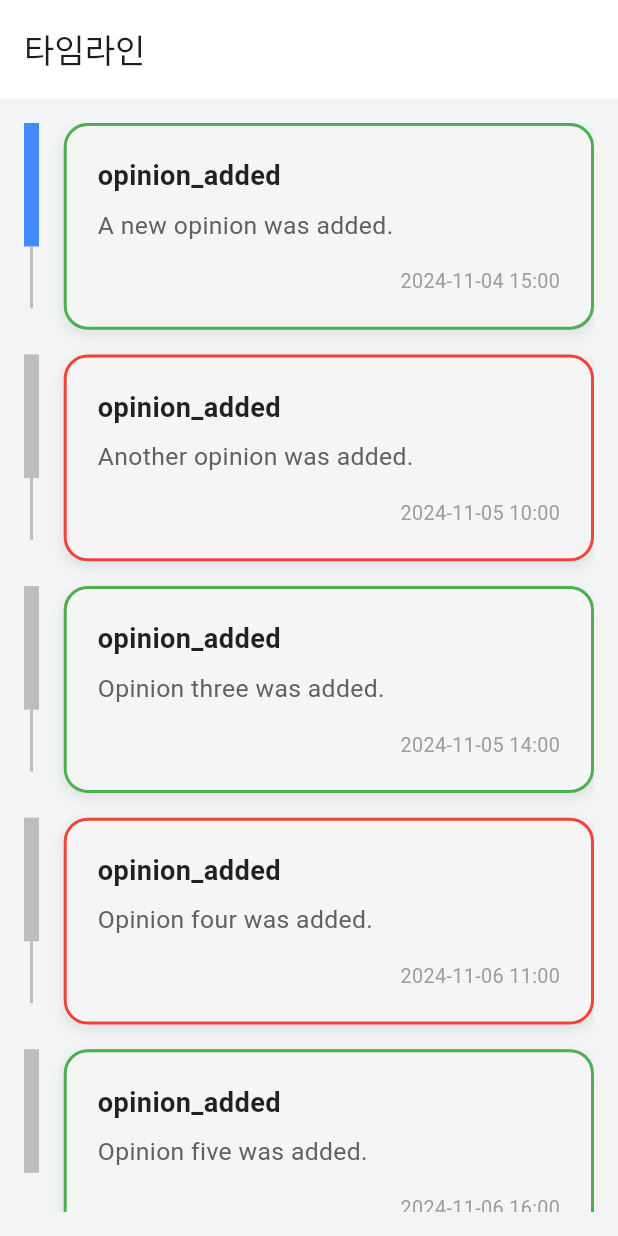
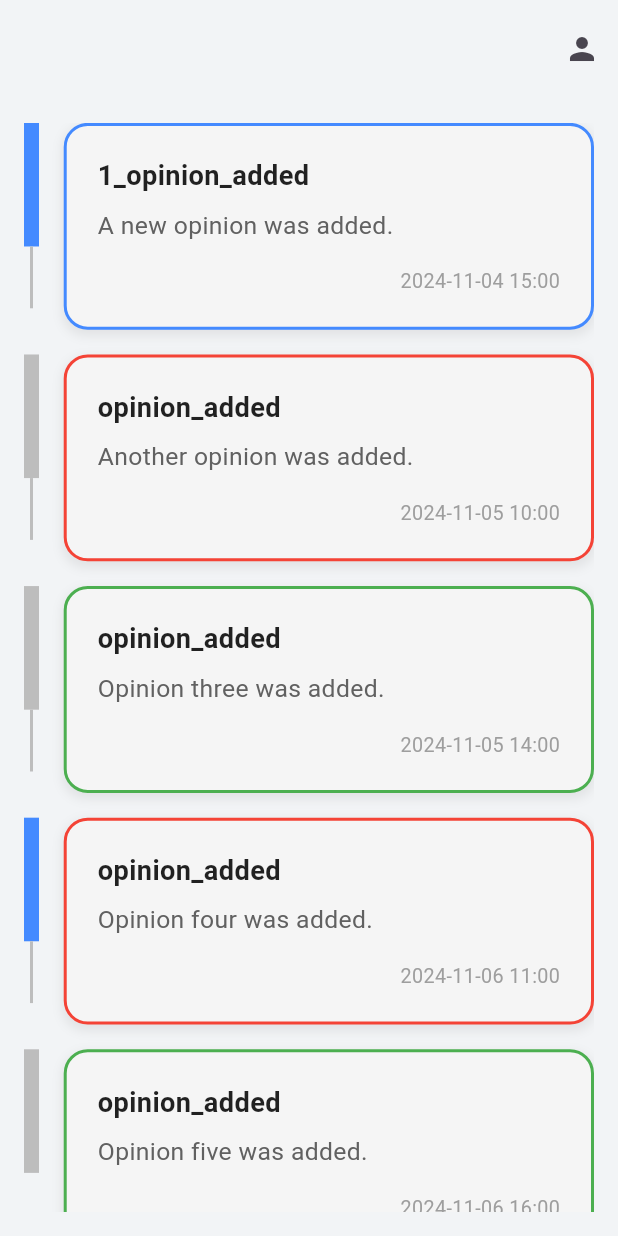
Before and after one commit to ParkJu-hong/discussion_app, a Flutter app: the screen it shows after launch, on a phone screen of 412 x 824 dp. Run offline on Flutter 3.47's test engine with Material 3 defaults, Android fonts, the phone set to English and light mode, and no system bars.

Commit message:
typeError discussion_timeline

```diff
--- a/lib/main.dart
+++ b/lib/main.dart
@@ -11,7 +11,7 @@
 List<Map<String, dynamic>> timelineEvents = [
   {
     'id': 'event1',
-    'event_type': 'opinion_added',
+    'event_type': '1_opinion_added',
     'description': 'A new opinion was added.',
     'created_at': '2024-11-04 15:00',
     'user_id': 'user1',
@@ -23,7 +23,7 @@
     'sub_opinions': [
       {
         'id': 'sub1',
-        'event_type': 'opinion_added',
+        'event_type': 'sub1_opinion_added',
         'description': 'A new sub opinion was added.',
         'created_at': '2024-11-04 15:10',
         'user_id': 'user2',
@@ -91,7 +91,7 @@
     'event_type': 'opinion_added',
     'description': 'Opinion four was added.',
     'created_at': '2024-11-06 11:00',
-    'user_id': 'user4',
+    'user_id': 'user1',
     'is_agree': false,
     'comments': [
       {'content': 'Comment on event4.'},
@@ -121,7 +121,44 @@
     'comments': [
       {'content': 'Comment on event5.'},
     ],
-    'sub_opinions': [],
+    'sub_opinions': [
+      {
+        'id': 'event5_1',
+        'event_type': '5_1_opinion_added',
+        'description': 'Opinion five was added.',
+        'created_at': '2024-11-06 16:00',
+        'user_id': 'user5',
+        'is_agree': true,
+        'comments': [
+          {'content': 'Comment on event5.'},
+        ],
+        'sub_opinions': [],
+      },
+      {
+        'id': 'event5_2',
+        'event_type': '5_2_opinion_added',
+        'description': 'Opinion five was added.',
+        'created_at': '2024-11-06 16:00',
+        'user_id': 'user5',
+        'is_agree': true,
+        'comments': [
+          {'content': 'Comment on event5.'},
+        ],
+        'sub_opinions': [],
+      },
+      {
+        'id': 'event5_3',
+        'event_type': '5_3_opinion_added',
+        'description': 'Opinion five was added.',
+        'created_at': '2024-11-06 16:00',
+        'user_id': 'user5',
+        'is_agree': false,
+        'comments': [
+          {'content': 'Comment on event5.'},
+        ],
+        'sub_opinions': [],
+      },
+    ],
   }
 ];
 
@@ -171,7 +208,12 @@
       home: DiscussionTimeline(
         timelineEvents: timelineEvents,
         currentUserId: 'user1',
-      ), //const AuthSelectionScreen(),
+      ),
     );
   }
 }
+
+      // DiscussionTimeline(
+      //   timelineEvents: timelineEvents,
+      //   currentUserId: 'user1',
+      //const AuthSelectionScreen(),
--- a/lib/screens/discussion_timeline.dart
+++ b/lib/screens/discussion_timeline.dart
@@ -18,6 +18,14 @@
 class _DiscussionTimelineState extends State<DiscussionTimeline> {
   Set<String> expandedEvents = {};
 
+  @override
+  void initState() {
+    print("=========================================================");
+    List<Map<String, dynamic>> temp = widget.timelineEvents;
+    print("this.widget.timelineEvents test : $temp");
+    super.initState();
+  }
+
   void toggleExpanded(String eventId) {
     setState(() {
       if (expandedEvents.contains(eventId)) {
@@ -28,13 +36,13 @@
     });
   }
 
-  void navigateToSubOpinionsPage(Map<String, dynamic> event) {
+  void navigateToSubOpinionsPage(List<Map<String, dynamic>> event) {
     Navigator.push(
       context,
       MaterialPageRoute(
         builder: (context) => DiscussionTimeline(
           timelineEvents:
-              List<Map<String, dynamic>>.from(event['sub_opinions'] ?? []),
+              event ?? [], // List<Map<String, dynamic>>.from([event] ?? []),
           currentUserId: widget.currentUserId,
         ),
       ),
@@ -45,11 +53,14 @@
   Widget build(BuildContext context) {
     return Scaffold(
       appBar: AppBar(
-        title: const Text('타임라인'),
         toolbarHeight: MediaQuery.of(context).size.height * 0.08,
-        backgroundColor: Colors.white,
-        elevation: 0,
-        iconTheme: const IconThemeData(color: Colors.black),
+        backgroundColor: backgroundColor,
+        actions: [
+          IconButton(
+            onPressed: () {},
+            icon: const Icon(Icons.person),
+          ),
+        ],
       ),
       body: Padding(
         padding: const EdgeInsets.all(16.0),
@@ -164,7 +175,9 @@
                                     height: MediaQuery.of(context).size.height *
                                         0.02),
                                 Text(
-                                  '하위 의견 및 댓글:',
+                                  event['sub_opinions'].length != 0
+                                      ? '의견 및 댓글:'
+                                      : '댓글',
                                   style: TextStyle(
                                     fontSize:
                                         MediaQuery.of(context).size.height *
@@ -173,12 +186,14 @@
                                     color: Colors.black87,
                                   ),
                                 ),
-                                ...List<Map<String, dynamic>>.from(
-                                        event['sub_opinions'] ?? [])
-                                    .map<Widget>((subOpinion) {
-                                  return GestureDetector(
-                                    onTap: () =>
-                                        navigateToSubOpinionsPage(subOpinion),
+                                if (event['sub_opinions'].length != 0)
+                                  GestureDetector(
+                                    onTap: () {
+                                      print("event['sub_opinions']");
+                                      print(event['sub_opinions']);
+                                      navigateToSubOpinionsPage(
+                                          event['sub_opinions']);
+                                    },
                                     child: Container(
                                       margin: EdgeInsets.only(
                                           top: MediaQuery.of(context)
@@ -192,11 +207,7 @@
                                         color: Colors.white,
                                         borderRadius: BorderRadius.circular(16),
                                         border: Border.all(
-                                          color: subOpinion['is_agree'] == null
-                                              ? Colors.grey
-                                              : (subOpinion['is_agree']
-                                                  ? Colors.green
-                                                  : Colors.red),
+                                          color: Colors.grey,
                                           width: 2,
                                         ),
                                       ),
@@ -205,8 +216,7 @@
                                             CrossAxisAlignment.start,
                                         children: [
                                           Text(
-                                            subOpinion['content'] ??
-                                                '하위 의견이 ${subOpinion['sub_opinions']?.length ?? 0}개 있습니다.',
+                                            '의견이 ${event['sub_opinions']?.length ?? 0}개 있습니다.',
                                             style: TextStyle(
                                               fontSize: MediaQuery.of(context)
                                                       .size
@@ -215,42 +225,10 @@
                                               color: Colors.black87,
                                             ),
                                           ),
-                                          if (expandedEvents
-                                              .contains(subOpinion['id'])) ...[
-                                            SizedBox(
-                                                height: MediaQuery.of(context)
-                                                        .size
-                                                        .height *
-                                                    0.01),
-                                            ...List<Map<String, dynamic>>.from(
-                                                    subOpinion['comments'] ??
-                                                        [])
-                                                .map<Widget>((comment) {
-                                              return Padding(
-                                                padding: EdgeInsets.only(
-                                                    left: MediaQuery.of(context)
-                                                            .size
-                                                            .width *
-                                                        0.05),
-                                                child: Text(
-                                                  '- ${comment['content'] ?? '댓글 내용이 없습니다.'}',
-                                                  style: TextStyle(
-                                                    fontSize:
-                                                        MediaQuery.of(context)
-                                                                .size
-                                                                .height *
-                                                            0.016,
-                                                    color: Colors.grey[700],
-                                                  ),
-                                                ),
-                                              );
-                                            }),
-                                          ]
                                         ],
                                       ),
                                     ),
-                                  );
-                                }),
+                                  ),
                                 SizedBox(
                                     height: MediaQuery.of(context).size.height *
                                         0.02),
```
Also changed, not shown: 10 other files.
